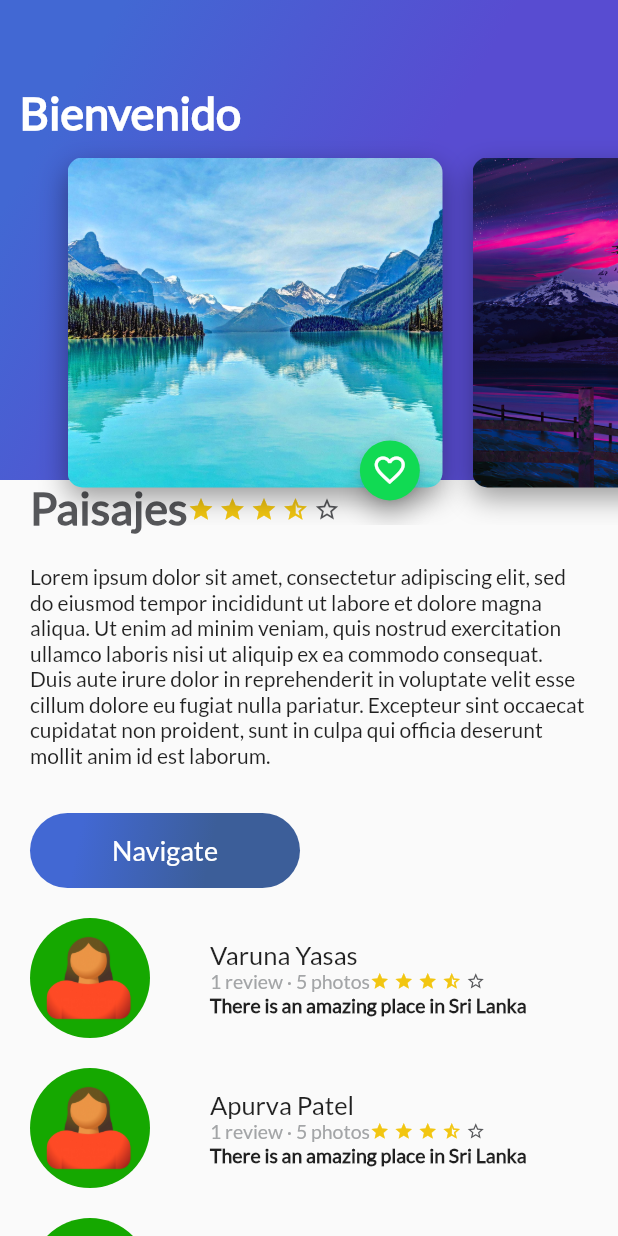
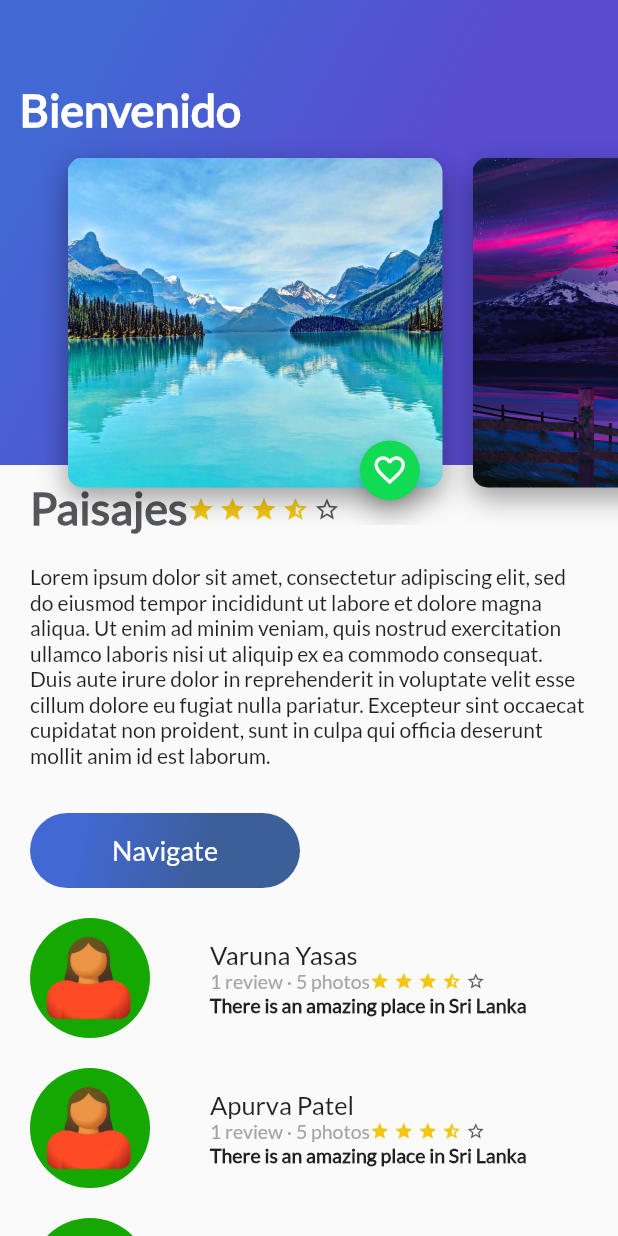
Before and after one commit to My-courses-complete/Flutter-course, a Flutter app: the HomeTrips screen opened directly, on a phone screen of 412 x 824 dp. Run offline on Flutter 3.47's test engine with Material 2 defaults, Android fonts, the phone set to English and light mode, and no system bars; our stand-ins replace firebase_core; missing offline and left inert: generic_bloc_provider; accounts and stored records are empty.

Commit message:
Creación de Pantalla de Login con Flutter

```diff
--- a/lib/Place/ui/screens/header_appbar.dart
+++ b/lib/Place/ui/screens/header_appbar.dart
@@ -9,7 +9,7 @@ class HeaderAppBar extends StatelessWidget {
   Widget build(BuildContext context) {
     return Stack(
       children: <Widget>[
-        GradientBack("Bienvenido"),
+        GradientBack("Bienvenido", 310.0),
         CardImageList(),
       ],
     );
--- a/lib/main.dart
+++ b/lib/main.dart
@@ -1,4 +1,5 @@
 import 'package:basic_flutter/User/bloc/bloc_user.dart';
+import 'package:basic_flutter/User/ui/screens/sig_in_screen.dart';
 import 'package:basic_flutter/app_trips.dart';
 import 'package:basic_flutter/app_trips_cupertino.dart';
 import 'package:flutter/material.dart';
@@ -29,7 +30,8 @@ class MyApp extends StatelessWidget {
     return BlocProvider(
       child: MaterialApp(
         title: 'Flutter Demo',
-        home: AppTripsCupertino()
+        home: SignInScreen()
+        // home: AppTripsCupertino()
       ),
       bloc: UserBloc()
     );
--- a/lib/widgets/gradient_back.dart
+++ b/lib/widgets/gradient_back.dart
@@ -2,13 +2,14 @@ import 'package:flutter/material.dart';
 
 class GradientBack extends StatelessWidget {
   final String title;
+  final double height;
 
-  const GradientBack(this.title, {Key? key}) : super(key: key);
+  const GradientBack(this.title, this.height, {Key? key}) : super(key: key);
 
   @override
   Widget build(BuildContext context) {
     return Container(
-      height: 320.0,
+      height: height,
       decoration: const BoxDecoration(
         gradient: LinearGradient(
           colors: [
```
Also changed, not shown: lib/User/ui/screens/sig_in_screen.dart (added, +40 -0 lines).
